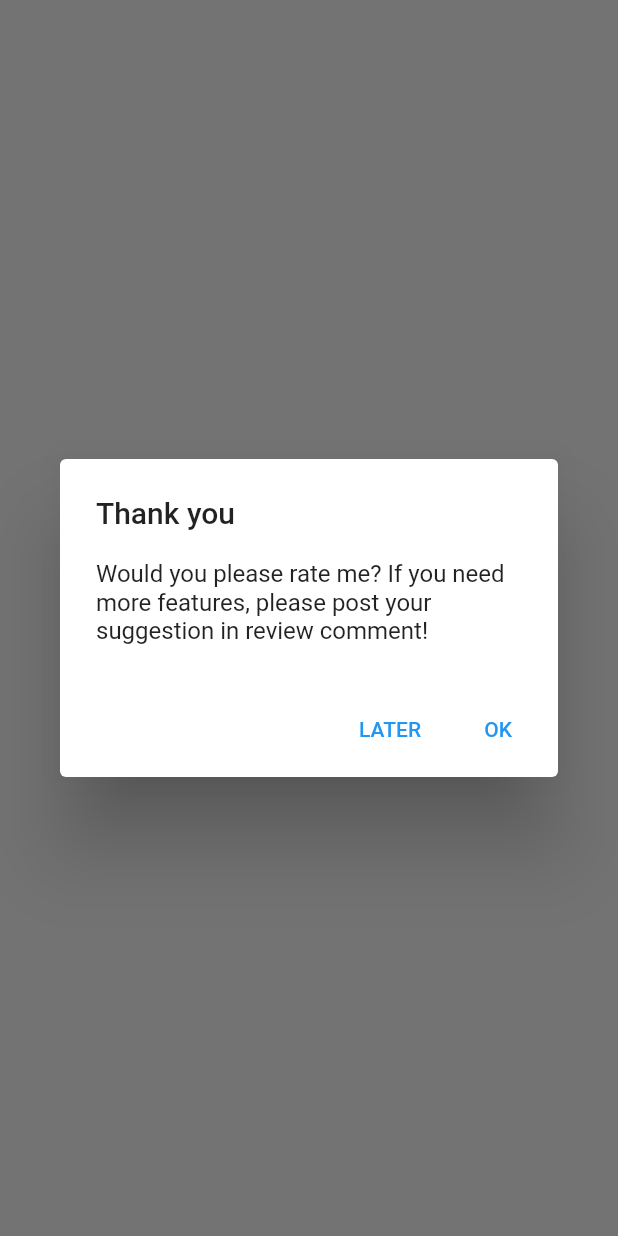
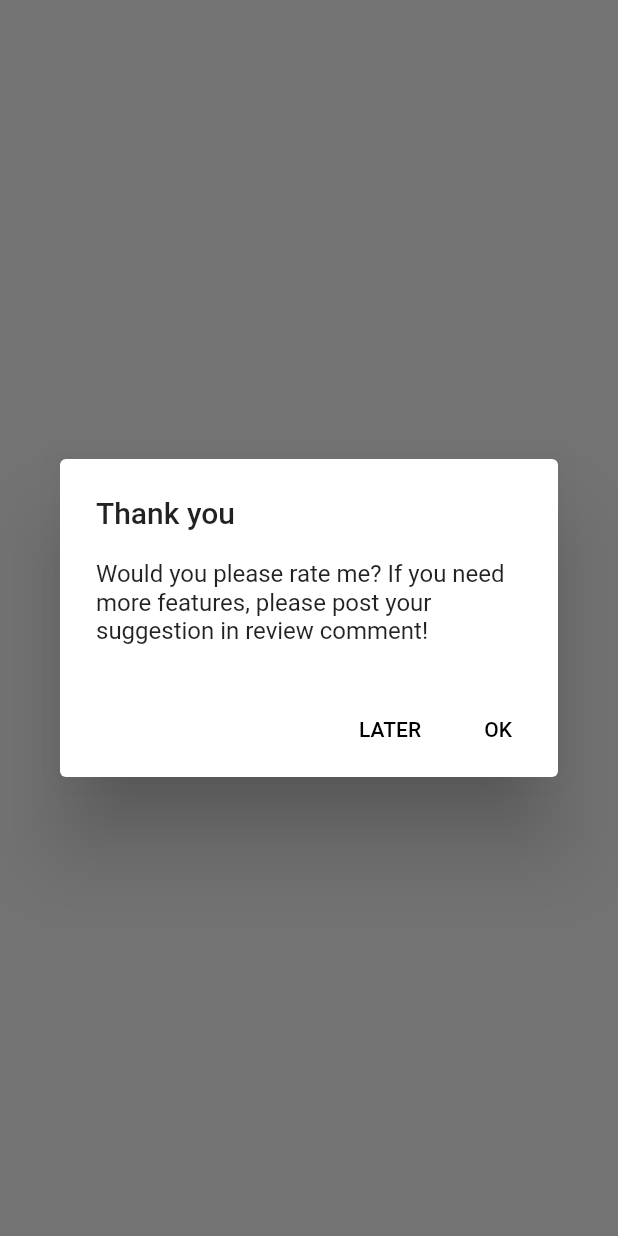
Before and after one commit to pamobilevn/PACoreFlutter, a Flutter app: what remindRatingDialog() shows on an empty page, opened directly with empty values, on a phone screen of 412 x 824 dp. Run offline on Flutter 3.47's test engine with Material 2 defaults, Android fonts, the phone set to English and light mode, and no system bars; our stand-ins replace google_fonts, shared_preferences; missing offline and left inert: launch_review; accounts and stored records are empty.

Commit message:
fix color

```diff
--- a/lib/dialogs/default_dialog.dart
+++ b/lib/dialogs/default_dialog.dart
@@ -509,13 +509,13 @@ class PACoreShowDialog {
                 "Would you please rate me? If you need more features, please post your suggestion in review comment!"),
             actions: <Widget>[
               TextButton(
-                child: Text('LATER'),
+                child: Text('LATER',style: TextStyle(color: Theme.of(context).colorScheme.onSurface),),
                 onPressed: () {
                   Navigator.pop(context);
                 },
               ),
               TextButton(
-                child: Text('OK'),
+                child: Text('OK', style: TextStyle(color: Theme.of(context).colorScheme.onSurface),),
                 onPressed: () {
                   pref.remove("RATING_REMIND");
                   pref.setInt("RATING_REMIND", 0);
```
